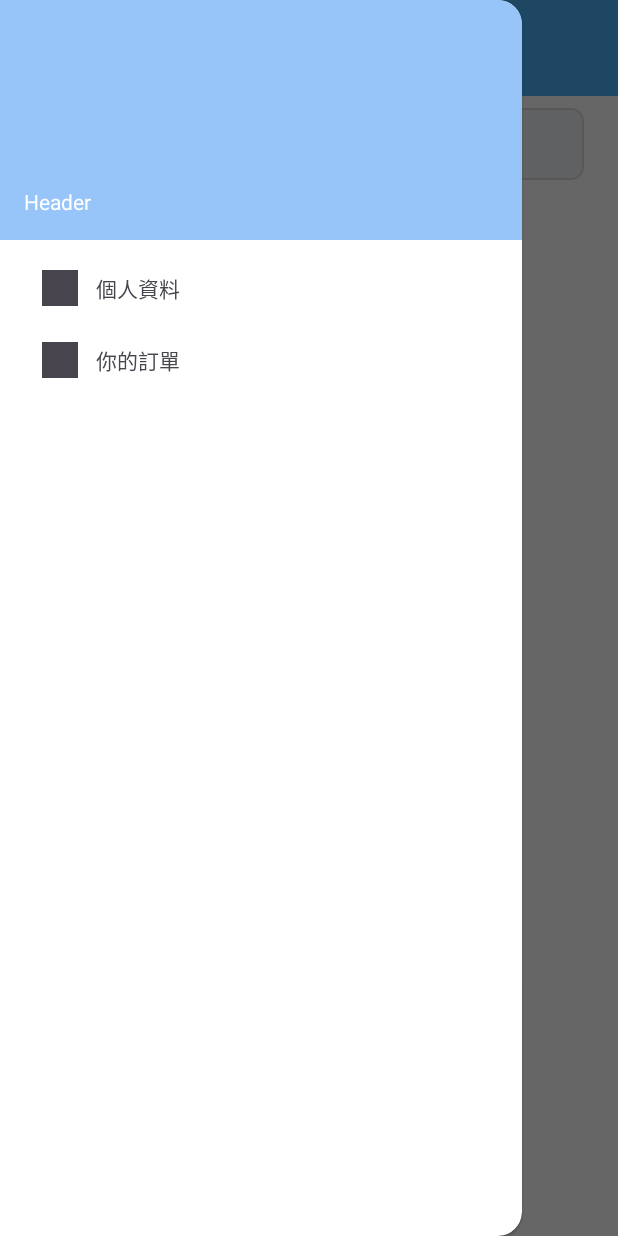
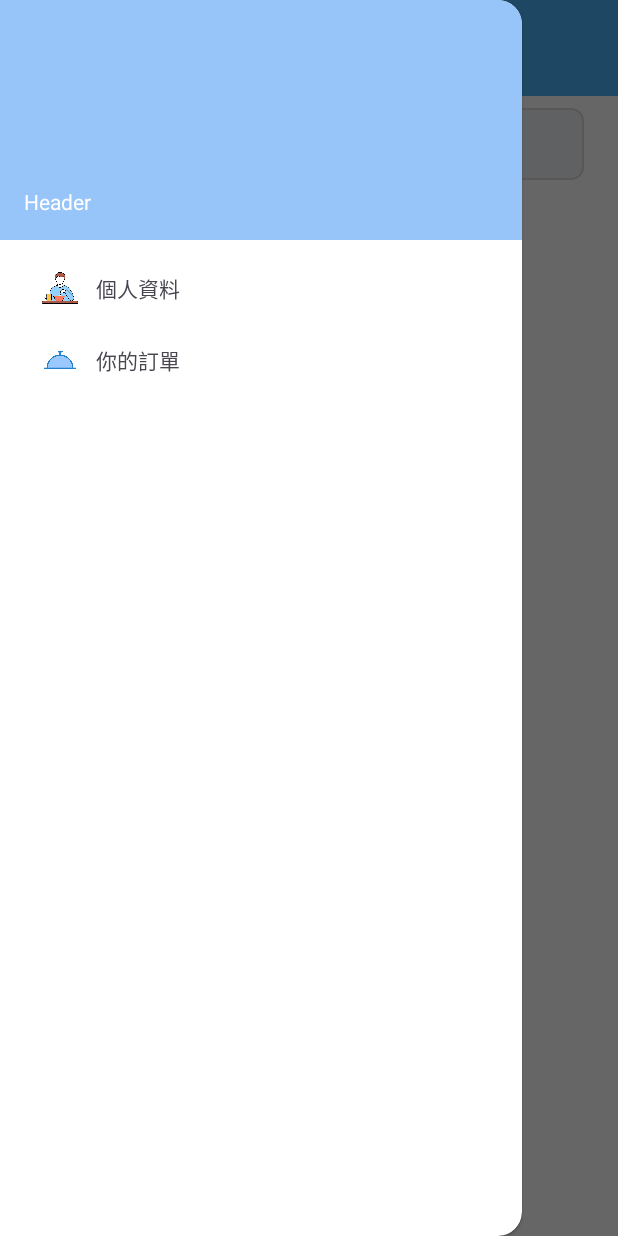
Before and after one commit to WhitePomeranian/Mobile-Application-Development_Hungry, an Android app: the screen it shows after launch once a user with an empty profile is signed in (SearchShop), with the side drawer open, on a phone screen of 412 x 824 dp. Run offline under Robolectric (Android 15) with nearby library versions, the phone set to English and light mode, and no system bars; our stand-ins replace Firebase (no records; nobody signed in at launch, a user with empty details on screens opened directly); libraries missing offline, so code that uses them is left out: com.firebase.client; pictures from the network do not load; 1 statement that could not run was skipped.

Commit message:
新增抽屜的icon和防止單一色調Tint

```diff
--- a/app/src/main/java/com/fcu/hungryapp/SearchShop.java
+++ b/app/src/main/java/com/fcu/hungryapp/SearchShop.java
@@ -104,6 +104,7 @@ public class SearchShop extends AppCompatActivity {
         drawerLayout = findViewById(R.id.drawer_layout);
         tbSearchShop = findViewById(R.id.tb_search_shop);
         nvDrawer = findViewById(R.id.nv_drawer);
+        nvDrawer.setItemIconTintList(null);
         setSupportActionBar(tbSearchShop);
         ActionBarDrawerToggle toggle = new ActionBarDrawerToggle(this, drawerLayout, tbSearchShop, R.string.drawer_open, R.string.drawer_close);
         drawerLayout.addDrawerListener(toggle);
--- a/app/src/main/res/menu/drawer_menu.xml
+++ b/app/src/main/res/menu/drawer_menu.xml
@@ -1,10 +1,10 @@
 <menu xmlns:android="http://schemas.android.com/apk/res/android">
     <item
         android:id="@+id/nav_home"
-        android:icon="@drawable/ic_launcher_background"
+        android:icon="@drawable/user"
         android:title="個人資料" />
     <item
         android:id="@+id/nav_gallery"
-        android:icon="@drawable/ic_launcher_background"
+        android:icon="@drawable/order"
         android:title="你的訂單" />
 </menu>
```
Also changed, not shown: app/src/main/res/drawable/booking.png (added), app/src/main/res/drawable/order.png (added), app/src/main/res/drawable/user.png (added).
